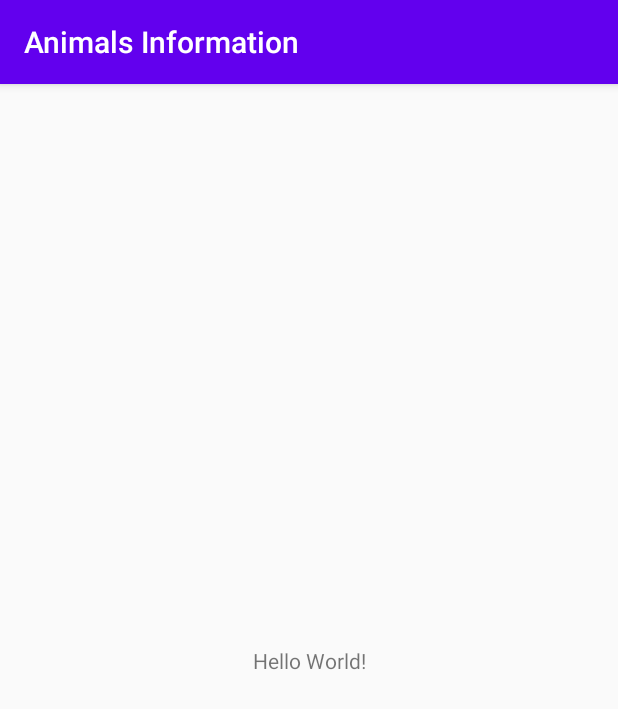
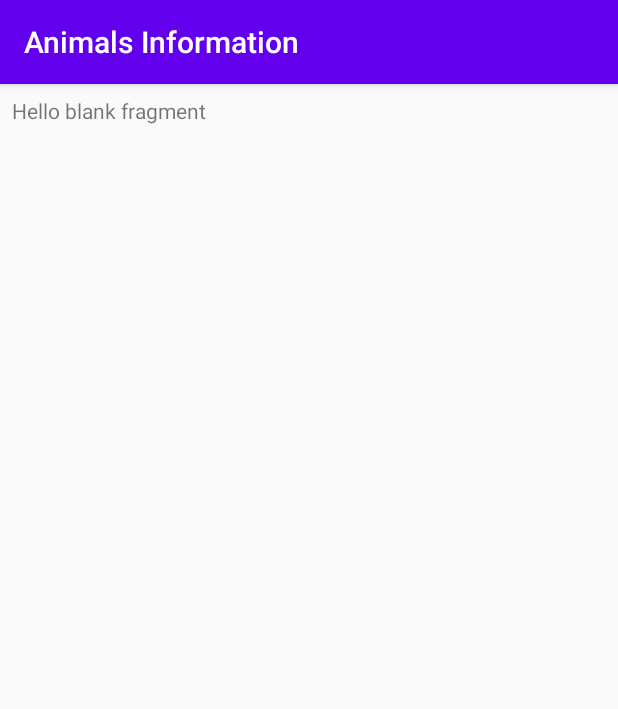
Before and after one commit to mouhsinandroid/AnimalsInformation, an Android app: the screen it shows after launch (MainActivity), on a phone screen of 412 x 824 dp. Shown: the top 709 px of the screen. Run offline under Robolectric (Android 15) with nearby library versions, the phone set to English and light mode, and no system bars.

```diff
--- a/app/src/main/AndroidManifest.xml
+++ b/app/src/main/AndroidManifest.xml
@@ -11,7 +11,7 @@
         android:roundIcon="@mipmap/ic_launcher_round"
         android:supportsRtl="true"
         android:theme="@style/AppTheme">
-        <activity android:name=".MainActivity">
+        <activity android:name=".view.MainActivity">
             <intent-filter>
                 <action android:name="android.intent.action.MAIN" />
 
--- /dev/null
+++ b/app/src/main/java/com/mouhsinbr/android/animalsinformation/view/DetailFragment.kt
@@ -0,0 +1,20 @@
+package com.mouhsinbr.android.animalsinformation.view
+
+import android.os.Bundle
+import androidx.fragment.app.Fragment
+import android.view.LayoutInflater
+import android.view.View
+import android.view.ViewGroup
+import com.mouhsinbr.android.animalsinformation.R
+
+class DetailFragment : Fragment() {
+
+    override fun onCreateView(
+        inflater: LayoutInflater, container: ViewGroup?,
+        savedInstanceState: Bundle?
+    ): View? {
+        // Inflate the layout for this fragment
+        return inflater.inflate(R.layout.fragment_detail, container, false)
+    }
+
+}
--- /dev/null
+++ b/app/src/main/java/com/mouhsinbr/android/animalsinformation/view/ListFragment.kt
@@ -0,0 +1,21 @@
+package com.mouhsinbr.android.animalsinformation.view
+
+import android.os.Bundle
+import androidx.fragment.app.Fragment
+import android.view.LayoutInflater
+import android.view.View
+import android.view.ViewGroup
+import com.mouhsinbr.android.animalsinformation.R
+
+
+class ListFragment : Fragment() {
+
+    override fun onCreateView(
+        inflater: LayoutInflater, container: ViewGroup?,
+        savedInstanceState: Bundle?
+    ): View? {
+        // Inflate the layout for this fragment
+        return inflater.inflate(R.layout.fragment_list, container, false)
+    }
+
+}
--- a/app/src/main/java/com/mouhsinbr/android/animalsinformation/MainActivity.kt
+++ b/app/src/main/java/com/mouhsinbr/android/animalsinformation/view/MainActivity.kt
@@ -1,7 +1,8 @@
-package com.mouhsinbr.android.animalsinformation
+package com.mouhsinbr.android.animalsinformation.view
 
 import androidx.appcompat.app.AppCompatActivity
 import android.os.Bundle
+import com.mouhsinbr.android.animalsinformation.R
 
 class MainActivity : AppCompatActivity() {
     override fun onCreate(savedInstanceState: Bundle?) {
--- a/app/src/main/res/layout/activity_main.xml
+++ b/app/src/main/res/layout/activity_main.xml
@@ -4,15 +4,24 @@
     xmlns:tools="http://schemas.android.com/tools"
     android:layout_width="match_parent"
     android:layout_height="match_parent"
-    tools:context=".MainActivity">
+    tools:context=".view.MainActivity">
 
-    <TextView
-        android:layout_width="wrap_content"
-        android:layout_height="wrap_content"
-        android:text="Hello World!"
+
+    <fragment
+        android:id="@+id/fragment"
+        android:name="androidx.navigation.fragment.NavHostFragment"
+        android:layout_width="0dp"
+        android:layout_height="0dp"
+        android:layout_marginStart="8dp"
+        android:layout_marginLeft="8dp"
+        android:layout_marginTop="8dp"
+        android:layout_marginEnd="8dp"
+        android:layout_marginRight="8dp"
+        android:layout_marginBottom="8dp"
+        app:defaultNavHost="true"
         app:layout_constraintBottom_toBottomOf="parent"
-        app:layout_constraintLeft_toLeftOf="parent"
-        app:layout_constraintRight_toRightOf="parent"
-        app:layout_constraintTop_toTopOf="parent" />
-
+        app:layout_constraintEnd_toEndOf="parent"
+        app:layout_constraintStart_toStartOf="parent"
+        app:layout_constraintTop_toTopOf="parent"
+        app:navGraph="@navigation/animal_nav" />
 </androidx.constraintlayout.widget.ConstraintLayout>
--- /dev/null
+++ b/app/src/main/res/layout/fragment_detail.xml
@@ -0,0 +1,14 @@
+<?xml version="1.0" encoding="utf-8"?>
+<FrameLayout xmlns:android="http://schemas.android.com/apk/res/android"
+    xmlns:tools="http://schemas.android.com/tools"
+    android:layout_width="match_parent"
+    android:layout_height="match_parent"
+    tools:context=".view.DetailFragment">
+
+    <!-- TODO: Update blank fragment layout -->
+    <TextView
+        android:layout_width="match_parent"
+        android:layout_height="match_parent"
+        android:text="@string/hello_blank_fragment" />
+
+</FrameLayout>
--- /dev/null
+++ b/app/src/main/res/layout/fragment_list.xml
@@ -0,0 +1,14 @@
+<?xml version="1.0" encoding="utf-8"?>
+<FrameLayout xmlns:android="http://schemas.android.com/apk/res/android"
+    xmlns:tools="http://schemas.android.com/tools"
+    android:layout_width="match_parent"
+    android:layout_height="match_parent"
+    tools:context=".view.ListFragment">
+
+    <!-- TODO: Update blank fragment layout -->
+    <TextView
+        android:layout_width="match_parent"
+        android:layout_height="match_parent"
+        android:text="@string/hello_blank_fragment" />
+
+</FrameLayout>
--- /dev/null
+++ b/app/src/main/res/navigation/animal_nav.xml
@@ -0,0 +1,26 @@
+<?xml version="1.0" encoding="utf-8"?>
+<navigation xmlns:android="http://schemas.android.com/apk/res/android"
+    xmlns:app="http://schemas.android.com/apk/res-auto"
+    xmlns:tools="http://schemas.android.com/tools"
+    android:id="@+id/animal_nav"
+    app:startDestination="@id/listFragment">
+
+    <fragment
+        android:id="@+id/listFragment"
+        android:name="com.mouhsinbr.android.animalsinformation.view.ListFragment"
+        android:label="fragment_list"
+        tools:layout="@layout/fragment_list" >
+        <action
+            android:id="@+id/actionDetail"
+            app:destination="@id/detailFragment" />
+    </fragment>
+    <fragment
+        android:id="@+id/detailFragment"
+        android:name="com.mouhsinbr.android.animalsinformation.view.DetailFragment"
+        android:label="fragment_detail"
+        tools:layout="@layout/fragment_detail" >
+        <action
+            android:id="@+id/actionList"
+            app:destination="@id/listFragment" />
+    </fragment>
+</navigation>
--- a/app/src/main/res/values/strings.xml
+++ b/app/src/main/res/values/strings.xml
@@ -1,3 +1,5 @@
 <resources>
     <string name="app_name">Animals Information</string>
+    <!-- TODO: Remove or change this placeholder text -->
+    <string name="hello_blank_fragment">Hello blank fragment</string>
 </resources>
```
